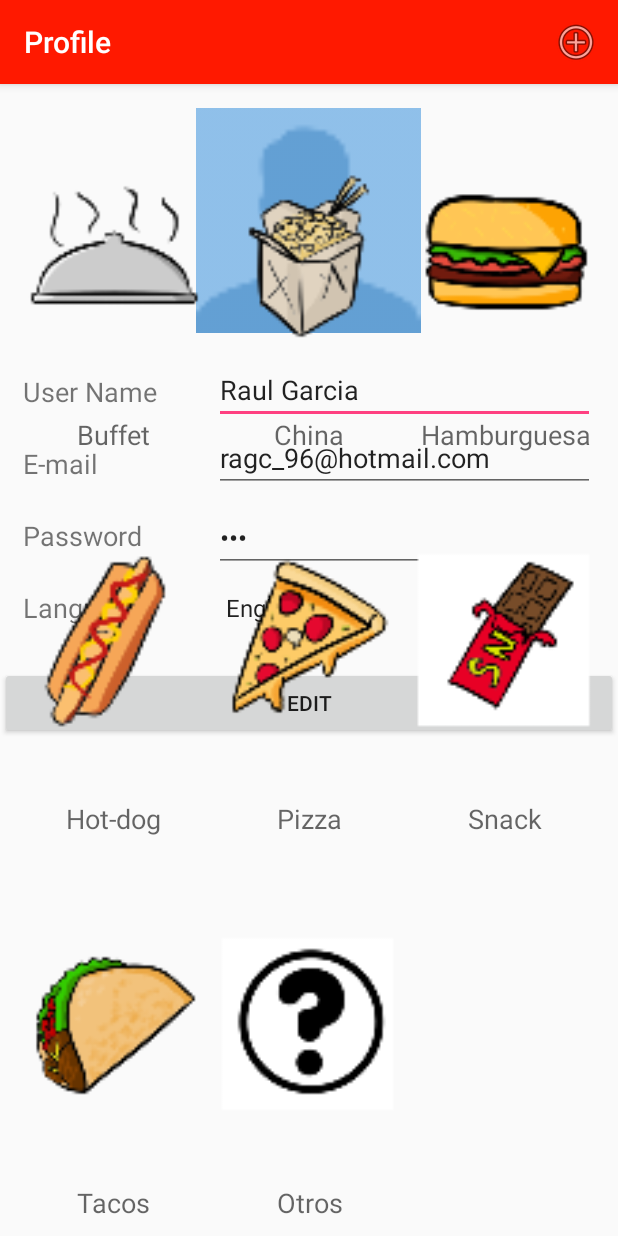
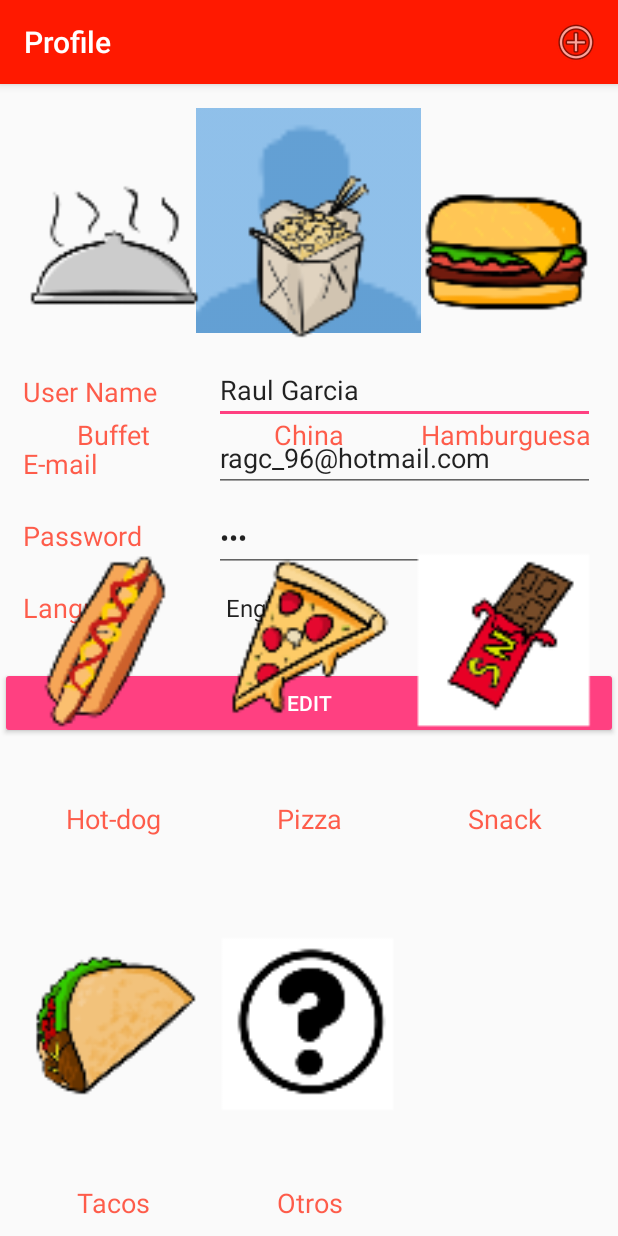
Before and after one commit to RaulGarciaCarrillo/ProyectoMovil, an Android app: the fragment FragmentMenuPrincipal placed in its activity, in the side drawer, after a tap on "Profile", on a phone screen of 412 x 824 dp. Run offline under Robolectric (Android 15) with nearby library versions, the phone set to English and light mode, and no system bars; libraries missing offline, so code that uses them is left out: com.facebook, com.facebook.appevents; pictures from the network do not load; 3 statements that could not run were skipped.

Commit message:
Vamo perrea con alta puesto, perfil y registro ohh ti

```diff
--- a/app/src/main/res/layout/item_lista_comentarios.xml
+++ b/app/src/main/res/layout/item_lista_comentarios.xml
@@ -24,7 +24,8 @@
             android:text="Usuario"
             android:id="@+id/tvComment_User"
             android:layout_gravity="center"
-            android:textSize="18sp" />
+            android:textSize="18sp"
+            android:background="@color/com_facebook_button_background_color_disabled" />
 
         <TextView
                 android:layout_width="match_parent"
--- a/app/src/main/res/layout/menu_desplegable.xml
+++ b/app/src/main/res/layout/menu_desplegable.xml
@@ -2,7 +2,8 @@
 <LinearLayout xmlns:android="http://schemas.android.com/apk/res/android"
     android:orientation="vertical" android:layout_width="match_parent"
 
-    android:layout_height="match_parent">
+    android:layout_height="match_parent"
+    android:background="@color/colorPrimaryDark">
 
     <LinearLayout
         android:orientation="vertical"
--- a/app/src/main/res/layout/menu_principal.xml
+++ b/app/src/main/res/layout/menu_principal.xml
@@ -35,7 +35,8 @@
                 android:textAppearance="?android:attr/textAppearanceMedium"
                 android:text="Buffet"
                 android:id="@+id/tv7"
-                android:textAlignment="center" />
+                android:textAlignment="center"
+                android:textColor="@color/colorPrimaryDark" />
         </LinearLayout>
 
         <LinearLayout
@@ -57,7 +58,8 @@
                 android:textAppearance="?android:attr/textAppearanceMedium"
                 android:text="China"
                 android:id="@+id/tv8"
-                android:textAlignment="center" />
+                android:textAlignment="center"
+                android:textColor="@color/colorPrimaryDark" />
         </LinearLayout>
 
         <LinearLayout
@@ -79,7 +81,8 @@
                 android:textAppearance="?android:attr/textAppearanceMedium"
                 android:text="Hamburguesa"
                 android:id="@+id/tv9"
-                android:textAlignment="center" />
+                android:textAlignment="center"
+                android:textColor="@color/colorPrimaryDark" />
         </LinearLayout>
     </LinearLayout>
 
@@ -113,7 +116,8 @@
                 android:textAppearance="?android:attr/textAppearanceMedium"
                 android:text="Hot-dog"
                 android:id="@+id/tv4"
-                android:textAlignment="center" />
+                android:textAlignment="center"
+                android:textColor="@color/colorPrimaryDark" />
         </LinearLayout>
 
         <LinearLayout
@@ -135,7 +139,8 @@
                 android:textAppearance="?android:attr/textAppearanceMedium"
                 android:text="Pizza"
                 android:id="@+id/tv5"
-                android:textAlignment="center" />
+                android:textAlignment="center"
+                android:textColor="@color/colorPrimaryDark" />
         </LinearLayout>
 
         <LinearLayout
@@ -157,7 +162,8 @@
                 android:textAppearance="?android:attr/textAppearanceMedium"
                 android:text="Snack"
                 android:id="@+id/tv6"
-                android:textAlignment="center" />
+                android:textAlignment="center"
+                android:textColor="@color/colorPrimaryDark" />
         </LinearLayout>
     </LinearLayout>
 
@@ -191,7 +197,8 @@
                 android:textAppearance="?android:attr/textAppearanceMedium"
                 android:text="Tacos"
                 android:id="@+id/tvTacos"
-                android:textAlignment="center" />
+                android:textAlignment="center"
+                android:textColor="@color/colorPrimaryDark" />
         </LinearLayout>
 
         <LinearLayout
@@ -213,7 +220,8 @@
                 android:textAppearance="?android:attr/textAppearanceMedium"
                 android:text="Otros"
                 android:id="@+id/tv2"
-                android:textAlignment="center" />
+                android:textAlignment="center"
+                android:textColor="@color/colorPrimaryDark" />
         </LinearLayout>
 
         <LinearLayout
--- a/app/src/main/res/layout/perfil.xml
+++ b/app/src/main/res/layout/perfil.xml
@@ -39,7 +39,8 @@
                 tools:layout_editor_absoluteY="195dp"
                 tools:layout_editor_absoluteX="16dp"
                 android:layout_weight="1"
-                android:gravity="fill_vertical" />
+                android:gravity="fill_vertical"
+                android:textColor="@color/colorPrimaryDark" />
 
             <TextView
                 android:layout_width="wrap_content"
@@ -50,7 +51,8 @@
                 tools:layout_editor_absoluteX="16dp"
                 tools:layout_editor_absoluteY="225dp"
                 android:layout_weight="1"
-                android:gravity="fill_vertical" />
+                android:gravity="fill_vertical"
+                android:textColor="@color/colorPrimaryDark" />
 
             <TextView
                 android:layout_width="wrap_content"
@@ -61,7 +63,8 @@
                 app:layout_constraintLeft_toLeftOf="parent"
                 app:layout_constraintTop_toBottomOf="@+id/tvProfileEmail"
                 android:layout_weight="1"
-                android:gravity="fill_vertical" />
+                android:gravity="fill_vertical"
+                android:textColor="@color/colorPrimaryDark" />
 
             <TextView
                 android:text="@string/profile_Languaje"
@@ -72,7 +75,8 @@
                 tools:layout_editor_absoluteY="357dp"
                 app:layout_constraintLeft_toLeftOf="parent"
                 android:layout_weight="1"
-                android:gravity="fill_vertical" />
+                android:gravity="fill_vertical"
+                android:textColor="@color/colorPrimaryDark" />
 
         </LinearLayout>
 
@@ -132,6 +136,7 @@
         app:layout_constraintTop_toBottomOf="@+id/spinnerLanguaje"
         app:layout_constraintRight_toRightOf="parent"
         android:gravity="center_vertical|fill_vertical"
-        android:textAlignment="center" />
+        android:textAlignment="center"
+        style="@style/Widget.AppCompat.Button.Colored" />
 
 </LinearLayout>
```
Also changed, not shown: app/src/main/res/layout/alta_puesto.xml (+6 -4 lines), app/src/main/res/layout/detalle_puesto.xml (+5 -2 lines), app/src/main/res/layout/login.xml (+22 -15 lines), app/src/main/res/layout/registro.xml (+12 -6 lines).
